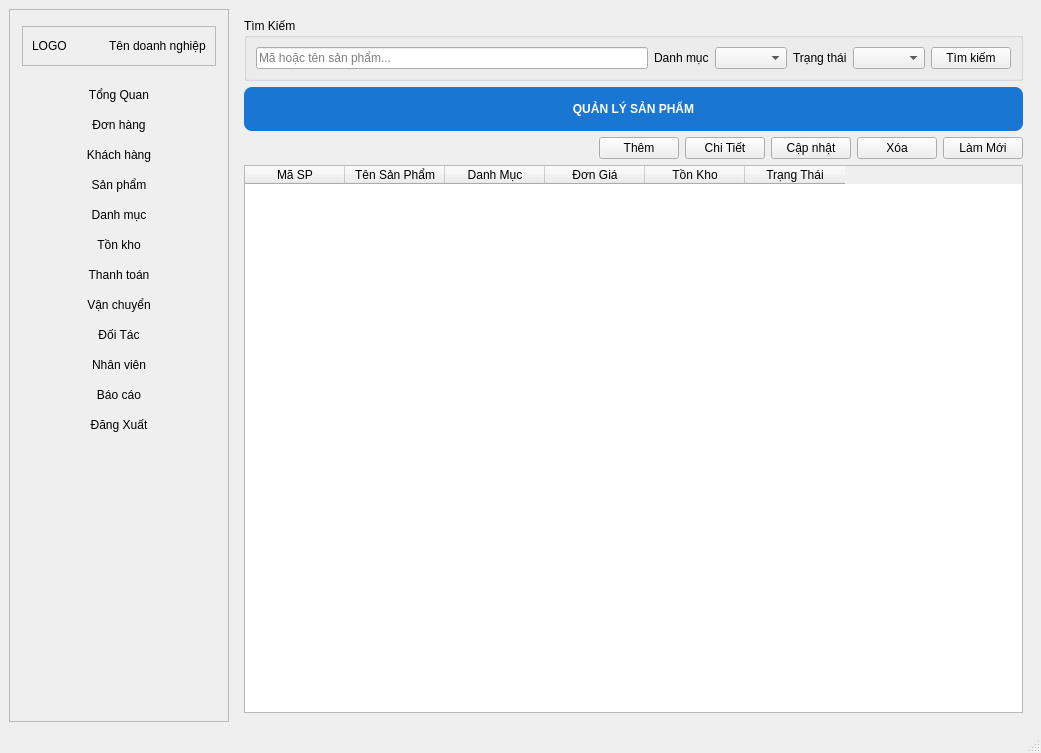
Old version of the form ui/main_window.ui in the repository thinh-doan/sales-and-warehouse-management-system.
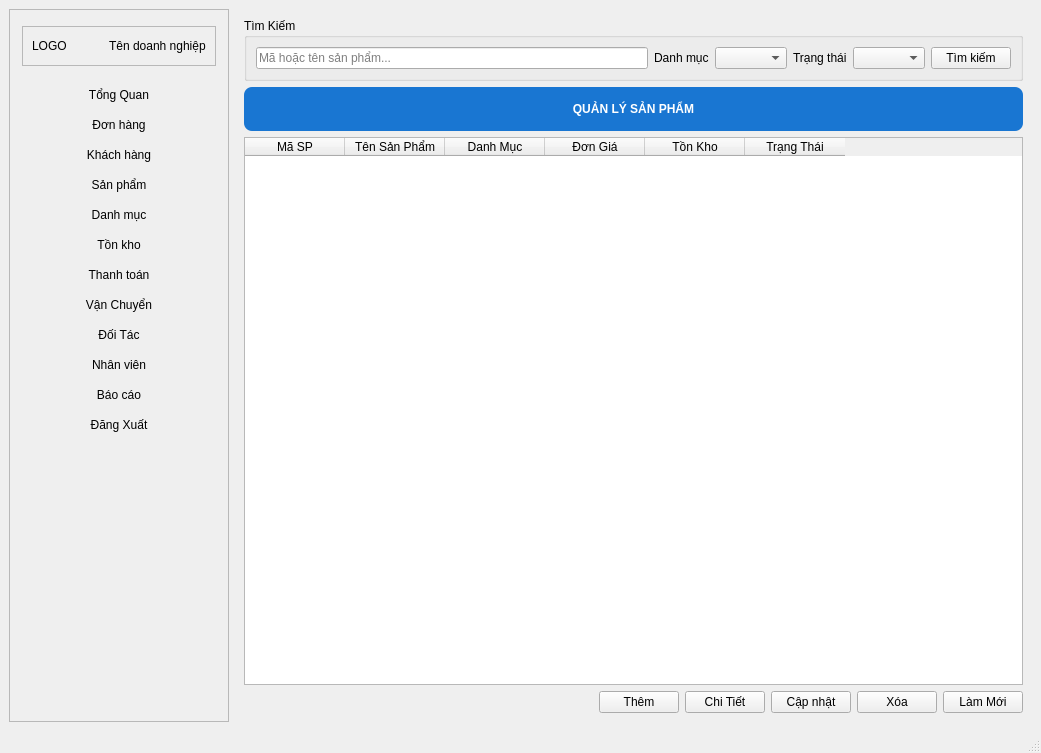
New version of the form. The open tabs and pages were chosen to show the change. Custom widgets are drawn as their Qt base class.

Patch:
```diff
--- a/ui/main_window.ui
+++ b/ui/main_window.ui
@@ -172,7 +172,7 @@
        <item>
         <widget class="QPushButton" name="btnVanChuyen">
          <property name="text">
-          <string>Vận chuyển</string>
+          <string>Vận Chuyển</string>
          </property>
          <property name="flat">
           <bool>true</bool>
@@ -1017,6 +1017,52 @@
           </property>
          </widget>
         </item>
+        <item>
+         <widget class="QTableWidget" name="bangSanPham">
+          <property name="editTriggers">
+           <set>QAbstractItemView::NoEditTriggers</set>
+          </property>
+          <property name="alternatingRowColors">
+           <bool>true</bool>
+          </property>
+          <property name="selectionMode">
+           <enum>QAbstractItemView::SingleSelection</enum>
+          </property>
+          <property name="selectionBehavior">
+           <enum>QAbstractItemView::SelectRows</enum>
+          </property>
+          <column>
+           <property name="text">
+            <string>Mã SP</string>
+           </property>
+          </column>
+          <column>
+           <property name="text">
+            <string>Tên Sản Phẩm</string>
+           </property>
+          </column>
+          <column>
+           <property name="text">
+            <string>Danh Mục</string>
+           </property>
+          </column>
+          <column>
+           <property name="text">
+            <string>Đơn Giá</string>
+           </property>
+          </column>
+          <column>
+           <property name="text">
+            <string>Tồn Kho</string>
+           </property>
+          </column>
+          <column>
+           <property name="text">
+            <string>Trạng Thái</string>
+           </property>
+          </column>
+         </widget>
+        </item>
         <item>
          <layout class="QHBoxLayout" name="_5">
           <item>
@@ -1069,52 +1115,6 @@
           </item>
          </layout>
         </item>
-        <item>
-         <widget class="QTableWidget" name="bangSanPham">
-          <property name="editTriggers">
-           <set>QAbstractItemView::NoEditTriggers</set>
-          </property>
-          <property name="alternatingRowColors">
-           <bool>true</bool>
-          </property>
-          <property name="selectionMode">
-           <enum>QAbstractItemView::SingleSelection</enum>
-          </property>
-          <property name="selectionBehavior">
-           <enum>QAbstractItemView::SelectRows</enum>
-          </property>
-          <column>
-           <property name="text">
-            <string>Mã SP</string>
-           </property>
-          </column>
-          <column>
-           <property name="text">
-            <string>Tên Sản Phẩm</string>
-           </property>
-          </column>
-          <column>
-           <property name="text">
-            <string>Danh Mục</string>
-           </property>
-          </column>
-          <column>
-           <property name="text">
-            <string>Đơn Giá</string>
-           </property>
-          </column>
-          <column>
-           <property name="text">
-            <string>Tồn Kho</string>
-           </property>
-          </column>
-          <column>
-           <property name="text">
-            <string>Trạng Thái</string>
-           </property>
-          </column>
-         </widget>
-        </item>
        </layout>
       </widget>
       <widget class="QWidget" name="pageDanhMuc">
```
Left out of the diff: 23 changed lines with no effect on the pictures.
